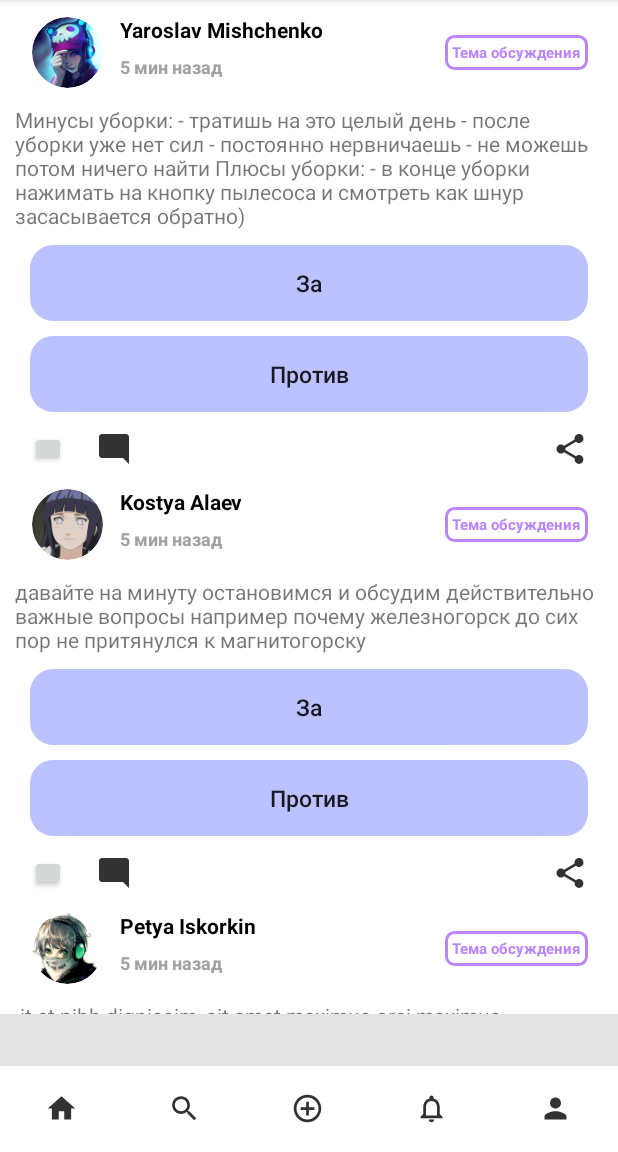
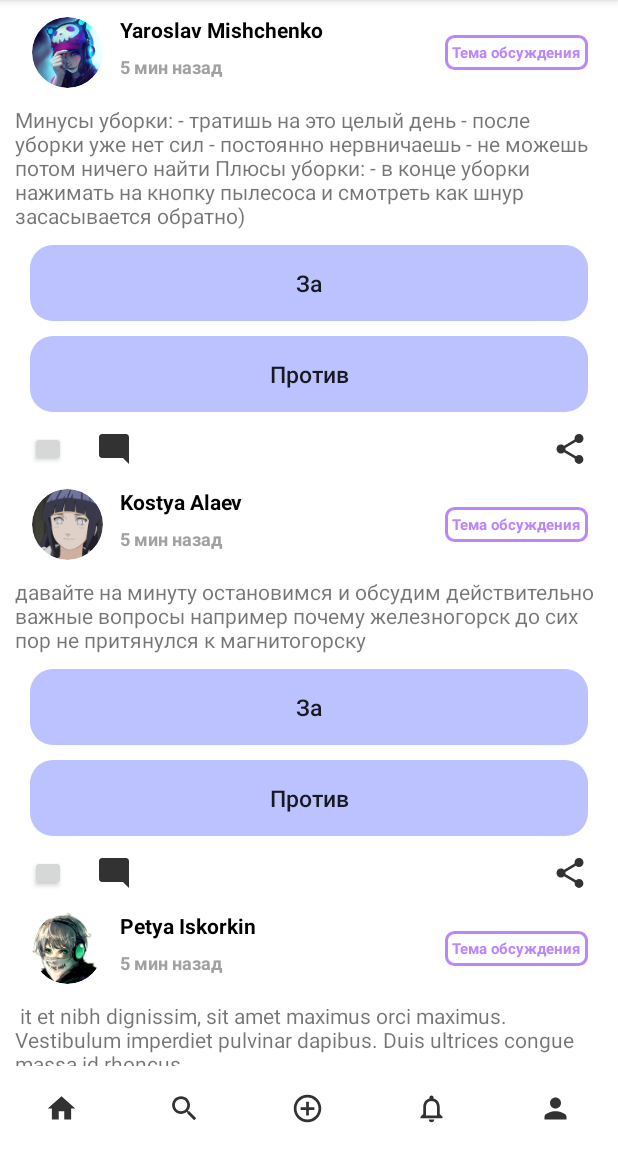
Before and after one commit to Mix200208/Test, an Android app: the ListPost screen opened directly, with no data from a screen before it, on a phone screen of 412 x 824 dp, the part 84-1236 px from its top. Run offline under Robolectric (Android 15) with nearby library versions, the phone set to English and light mode, and no system bars; our stand-ins replace CircleImageView; plain views replace LikeButton; network calls fail.

Commit message:
CUM it 3.0 final

```diff
--- a/app/src/main/res/layout/activity_list_post.xml
+++ b/app/src/main/res/layout/activity_list_post.xml
@@ -1,51 +1,26 @@
 <?xml version="1.0" encoding="utf-8"?>
 <androidx.constraintlayout.widget.ConstraintLayout xmlns:android="http://schemas.android.com/apk/res/android"
     xmlns:app="http://schemas.android.com/apk/res-auto"
+    xmlns:tools="http://schemas.android.com/tools"
     android:layout_width="match_parent"
     android:layout_height="match_parent"
     android:background="#2979FF">
 
-
-    <FrameLayout
-        android:layout_width="match_parent"
-        android:layout_height="match_parent">
-
-
-        <!--<ListView
-            android:id="@+id/listView"
-            android:layout_width="match_parent"
-            android:layout_height="match_parent"
-            android:layout_marginTop="241dp"
-            android:layout_marginBottom="57dp"
-            android:background="@color/white" >
-
-        </ListView>-->
-
-
-        <View
-            android:layout_width="match_parent"
-            android:layout_height="match_parent"
-            android:background="@color/fill">
-
-
-        </View>
-
     <LinearLayout
         android:layout_width="match_parent"
-            android:layout_height="676dp"
-            android:orientation="vertical">
+        android:layout_height="wrap_content"
+        android:orientation="vertical"
+        tools:ignore="MissingConstraints">
 
         <androidx.recyclerview.widget.RecyclerView
             android:id="@+id/PostList"
             android:layout_width="match_parent"
             android:layout_height="726dp"
+            android:layout_weight="1"
             android:background="#FFFFFF" />
+
+        <include layout="@layout/bottom_panel" />
+
     </LinearLayout>
 
-
-    </FrameLayout>
-
-
-    <include layout="@layout/bottom_panel"/>
-
 </androidx.constraintlayout.widget.ConstraintLayout>
```
Lines whose indentation alone changed are shown as unchanged.
